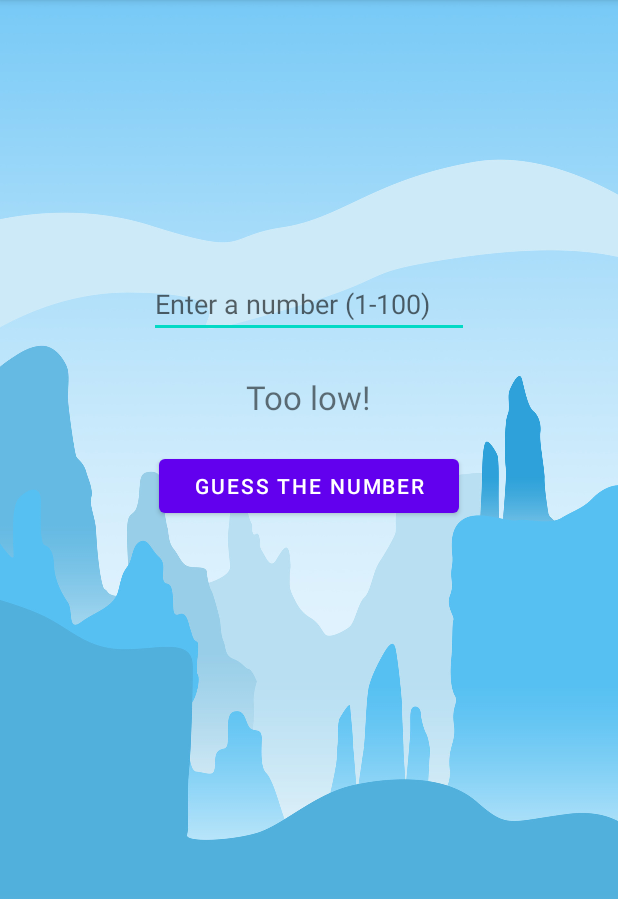
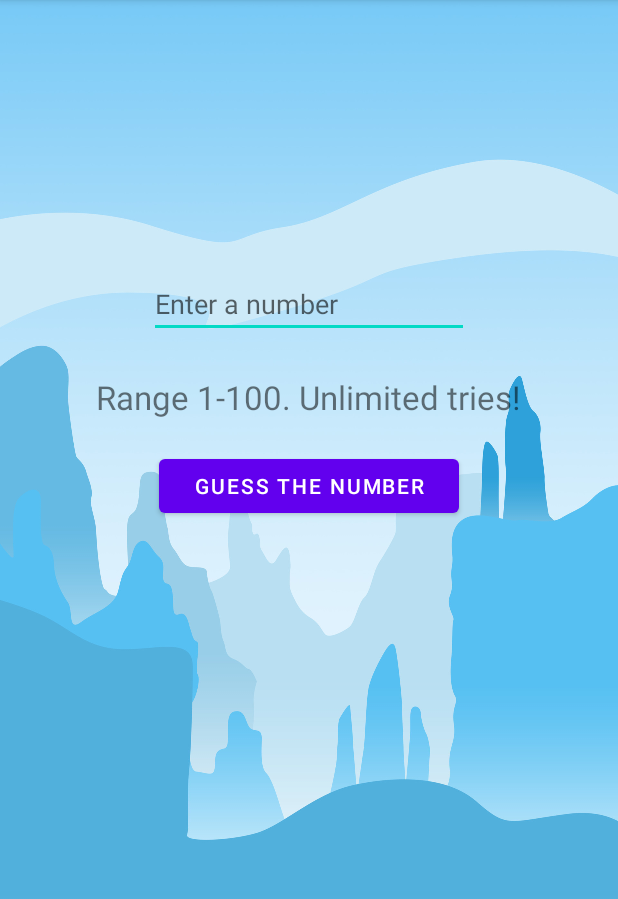
Before and after one commit to m-sezgin/CSC262-FP, an Android app: the screen it shows after launch (MainActivity), after a tap on "GUESS THE NUMBER", on a phone screen of 412 x 824 dp, the part 84-983 px from its top. Run offline under Robolectric (Android 15) with nearby library versions, the phone set to English and light mode, and no system bars; 1 statement that could not run was skipped.

Commit message:
Small changes to text output

```diff
--- a/app/src/main/java/com/numberguessinggame/MainActivity.java
+++ b/app/src/main/java/com/numberguessinggame/MainActivity.java
@@ -42,7 +42,7 @@ public class MainActivity extends AppCompatActivity implements View.OnClickListe
 
     private void newGame() {
         numberToFind = RANDOM.nextInt(MAX_NUMBER) + 1;
-        message.setText("New guess!");
+        message.setText("Range 1-100. Unlimited tries!");
         number.setText("");
         numberOfTries = 0;
     }
@@ -55,9 +55,9 @@ public class MainActivity extends AppCompatActivity implements View.OnClickListe
             Toast.makeText(this, "Congratulations! You got it in " + numberOfTries + " tries.", Toast.LENGTH_SHORT).show();
             newGame();
         } else if (num > numberToFind) {
-            message.setText("Too high!");
+            Toast.makeText(this, "Too high!", Toast.LENGTH_SHORT).show();
         } else if (num < numberToFind) {
-            message.setText("Too low!");
+            Toast.makeText(this, "Too low!", Toast.LENGTH_SHORT).show();
         }
     }
 }
--- a/app/src/main/res/layout/activity_main.xml
+++ b/app/src/main/res/layout/activity_main.xml
@@ -14,7 +14,7 @@
         android:layout_centerHorizontal="true"
         android:layout_marginTop="180dp"
         android:ems="10"
-        android:hint="Enter a number (1-100)"
+        android:hint="Enter a number"
         android:inputType="number" />
 
     <TextView
```
